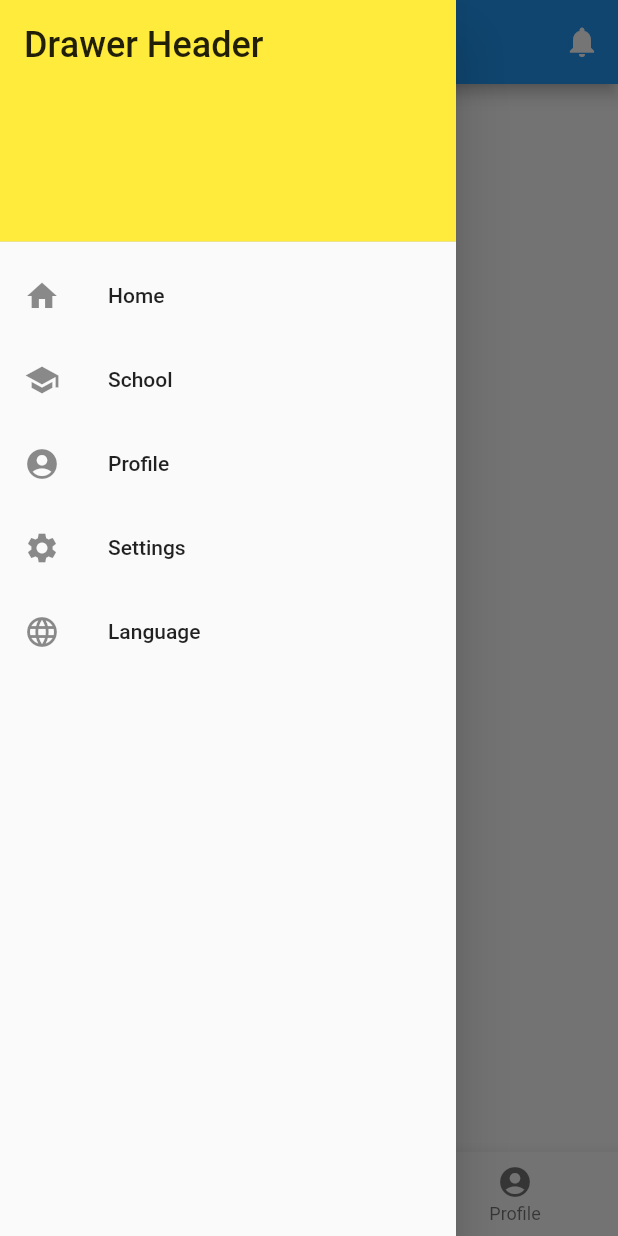
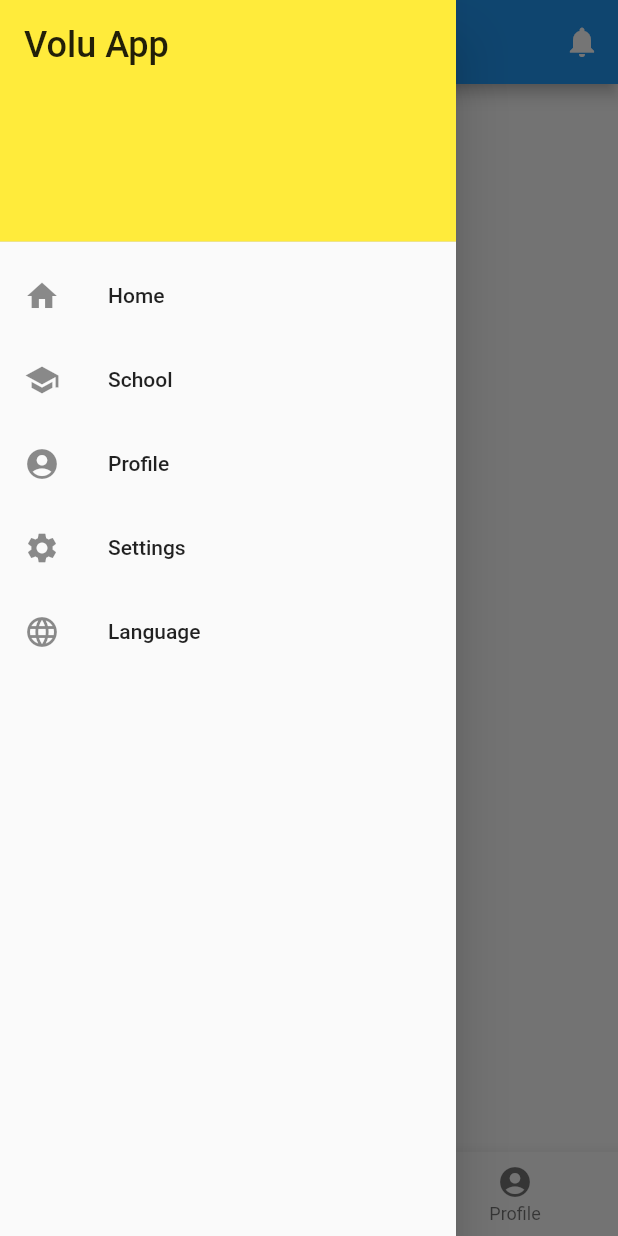
Before and after one commit to newtonbi/tvs_liveAPP, a Flutter app: the HomePage screen opened directly, with the side drawer open, on a phone screen of 412 x 824 dp. Run offline on Flutter 3.47's test engine with Material 2 defaults, Android fonts, the phone set to English and light mode, and no system bars.

Commit message:
Initial commit

```diff
--- a/lib/home.dart
+++ b/lib/home.dart
@@ -55,7 +55,7 @@ class HomePageState extends State<HomePage> {
                 color: Colors.yellow,
               ),
               child: Text(
-                'Drawer Header',
+                'Volu App',
                 style: TextStyle(
                   color: Colors.black87,
                   fontSize: 24,
```
